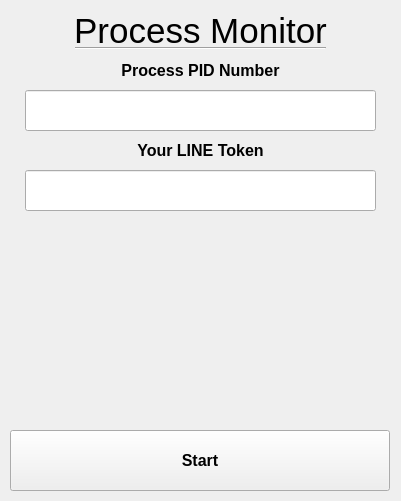
The window that interface.ui (jacky10001/process-monitor) describes before a commit, drawn with Qt 5.
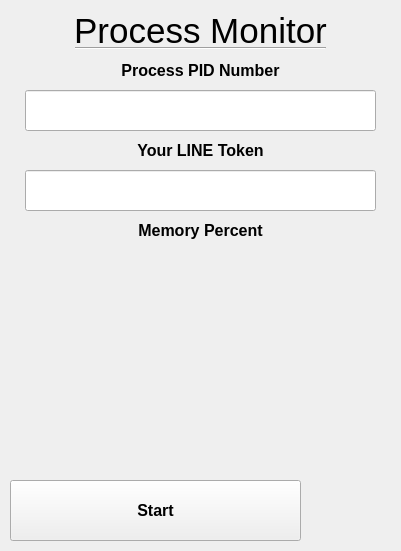
The same window after the commit. Icons and pictures are not drawn.

Commit message: Add cron interval time

```diff
--- a/interface.ui
+++ b/interface.ui
@@ -7,7 +7,7 @@
     <x>0</x>
     <y>0</y>
     <width>401</width>
-    <height>501</height>
+    <height>551</height>
    </rect>
   </property>
   <property name="sizePolicy">
@@ -19,13 +19,13 @@
   <property name="minimumSize">
    <size>
     <width>401</width>
-    <height>501</height>
+    <height>551</height>
    </size>
   </property>
   <property name="maximumSize">
    <size>
     <width>401</width>
-    <height>501</height>
+    <height>551</height>
    </size>
   </property>
   <property name="font">
@@ -43,8 +43,8 @@
    <property name="geometry">
     <rect>
      <x>10</x>
-     <y>430</y>
-     <width>380</width>
+     <y>480</y>
+     <width>291</width>
      <height>61</height>
     </rect>
    </property>
@@ -175,6 +175,64 @@
     <set>Qt::AlignCenter</set>
    </property>
   </widget>
+  <widget class="QPushButton" name="btn_openCronUi">
+   <property name="geometry">
+    <rect>
+     <x>310</x>
+     <y>480</y>
+     <width>75</width>
+     <height>61</height>
+    </rect>
+   </property>
+   <property name="text">
+    <string/>
+   </property>
+   <property name="icon">
+    <iconset>
+     <normaloff>setup.png</normaloff>setup.png</iconset>
+   </property>
+   <property name="iconSize">
+    <size>
+     <width>64</width>
+     <height>64</height>
+    </size>
+   </property>
+   <property name="flat">
+    <bool>true</bool>
+   </property>
+  </widget>
+  <widget class="QLabel" name="lbl_title4">
+   <property name="geometry">
+    <rect>
+     <x>0</x>
+     <y>220</y>
+     <width>401</width>
+     <height>20</height>
+    </rect>
+   </property>
+   <property name="text">
+    <string>Memory Percent</string>
+   </property>
+   <property name="alignment">
+    <set>Qt::AlignCenter</set>
+   </property>
+  </widget>
+  <widget class="QLabel" name="lbl_alarm">
+   <property name="geometry">
+    <rect>
+     <x>0</x>
+     <y>450</y>
+     <width>371</width>
+     <height>20</height>
+    </rect>
+   </property>
+   <property name="text">
+    <string/>
+   </property>
+   <property name="alignment">
+    <set>Qt::AlignRight|Qt::AlignTrailing|Qt::AlignVCenter</set>
+   </property>
+  </widget>
  </widget>
  <resources/>
  <connections/>
```
Left out of the diff: 2 changed lines with no effect on the pictures. The commit also changes 5 other files.
